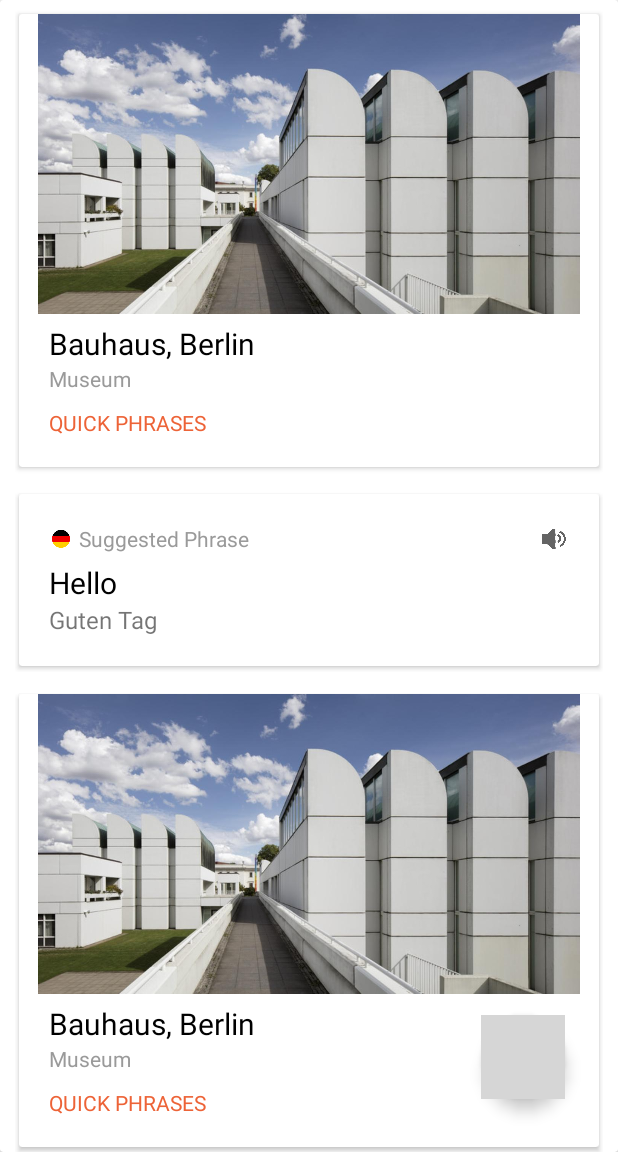
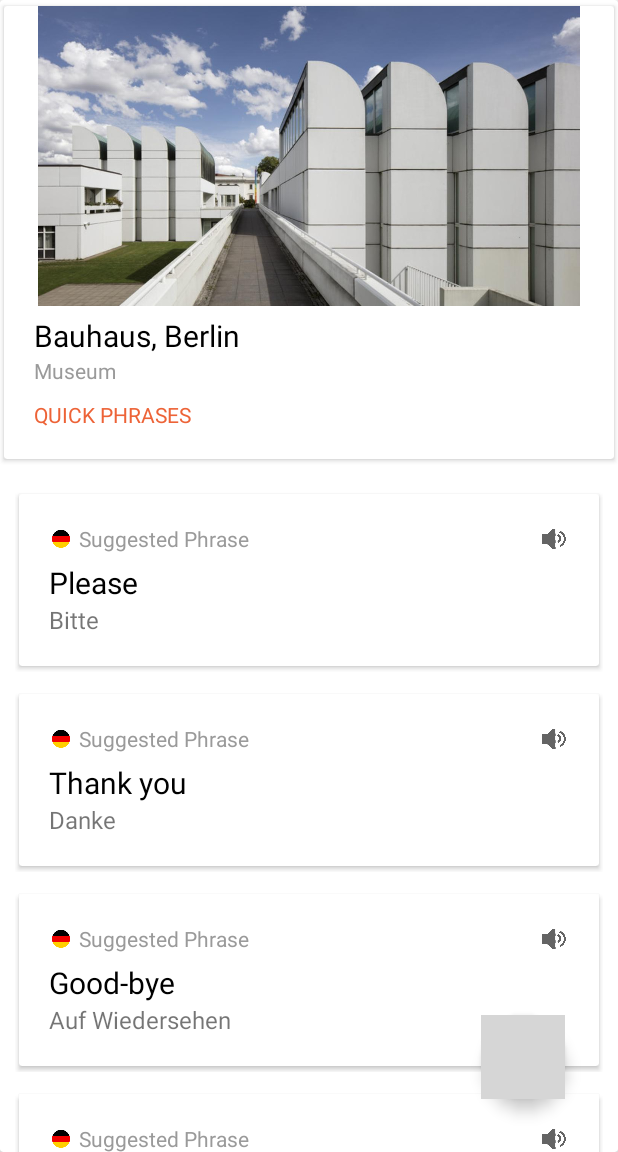
Before and after one commit to TourKing/TourKingAndroid, an Android app: the ToPage screen opened directly, with no data from a screen before it, on a phone screen of 412 x 824 dp, the part 84-1236 px from its top. Run offline under Robolectric (Android 15) with nearby library versions, the phone set to English and light mode, and no system bars; libraries missing offline, so code that uses them is left out: com.google.cloud.translate; grey boxes are pictures that could not be loaded.

Commit message:
suggested card displays only once

```diff
--- a/TK/app/src/main/java/com/holly/tourking/ToPhraseAdapter.java
+++ b/TK/app/src/main/java/com/holly/tourking/ToPhraseAdapter.java
@@ -1,11 +1,13 @@
 package com.holly.tourking;
 
 import android.content.Context;
+import android.support.v7.widget.CardView;
 import android.support.v7.widget.RecyclerView;
 import android.view.LayoutInflater;
 import android.view.View;
 import android.view.ViewGroup;
 import android.widget.ImageButton;
+import android.widget.ImageView;
 import android.widget.RelativeLayout;
 import android.widget.TextView;
 import android.widget.Toast;
@@ -19,19 +21,35 @@ import java.util.List;
  * Created by Lucy on 08/03/2018.
  */
 
-public class ToPhraseAdapter extends RecyclerView.Adapter<ToPhraseAdapter.MyViewHolder> {
+public class ToPhraseAdapter extends RecyclerView.Adapter<RecyclerView.ViewHolder> {
     private Context mContext;
     private List<Phrase> phrases;
 
-    public class MyViewHolder extends RecyclerView.ViewHolder {
+    public class PhraseViewHolder extends RecyclerView.ViewHolder {
+        public CardView cv;
         public TextView phrase, translation;
         public ImageButton speakButton;
 
-        public MyViewHolder(View view) {
+        public PhraseViewHolder(View view) {
             super(view);
             phrase = (TextView) view.findViewById(R.id.phrase);
             translation = (TextView) view.findViewById(R.id.translation);
             speakButton = (ImageButton) itemView.findViewById(R.id.SpeakButton);
+        }
+
+
+    }
+    public class SuggestedViewHolder extends RecyclerView.ViewHolder {
+        public CardView cv;
+        public TextView phrase, translation, quick;
+        public ImageView image;
+
+        public SuggestedViewHolder(View view) {
+            super(view);
+            phrase = (TextView) view.findViewById(R.id.phrase2);
+            translation = (TextView) view.findViewById(R.id.translation2);
+            quick = (TextView) view.findViewById(R.id.quick);
+            image = (ImageView) view.findViewById(R.id.museum);
         }
     }
 
@@ -41,24 +59,48 @@ public class ToPhraseAdapter extends RecyclerView.Adapter<ToPhraseAdapter.MyView
         this.phrases = phrases;
     }
 
+    private final int STATIC_CARD = 0;
+    private final int DYNAMIC_CARD = 1;
+
     @Override
-    public MyViewHolder onCreateViewHolder(ViewGroup parent, int viewType) {
-        View itemView = LayoutInflater.from(parent.getContext()).inflate(R.layout.phrases_page, parent, false);
-        return new MyViewHolder(itemView);
+    public int getItemViewType(int position) {
+        if(position == 0) {
+            return STATIC_CARD;
+        } else {
+            return DYNAMIC_CARD;
+        }
     }
 
     @Override
-    public void onBindViewHolder(final MyViewHolder holder, int position) {
+    public RecyclerView.ViewHolder onCreateViewHolder(ViewGroup parent, int viewType) {
+        View view;
+        if(getItemViewType(viewType) == STATIC_CARD){
+            view = LayoutInflater.from(parent.getContext()).inflate(R.layout.suggested_card, parent, false);
+            return new SuggestedViewHolder(view);
+        } else{
+            View itemView = LayoutInflater.from(parent.getContext()).inflate(R.layout.phrases_page, parent, false);
+            return new PhraseViewHolder(itemView);
+        }
+    }
+
+    @Override
+    public void onBindViewHolder(final RecyclerView.ViewHolder holder, int position) {
         final Phrase phrase = phrases.get(position);
-        holder.phrase.setText(phrase.phrase);
-        holder.translation.setText(phrase.translation);
-        holder.speakButton.setOnClickListener(new View.OnClickListener() {
-            @Override
-            public void onClick(View view){
-                MainActivity.beenWaiting(phrase.translation, 1);
-            }
-        });
+
+        if (getItemViewType(position) == DYNAMIC_CARD) {
+            PhraseViewHolder mHolder = (PhraseViewHolder) holder;
+
+            mHolder.phrase.setText(phrase.phrase);
+            mHolder.translation.setText(phrase.translation);
+            mHolder.speakButton.setOnClickListener(new View.OnClickListener() {
+                @Override
+                public void onClick(View view) {
+                    MainActivity.beenWaiting(phrase.translation, 1);
+                }
+            });
+        }
     }
+
 
     @Override
     public int getItemCount() {
--- a/TK/app/src/main/res/layout/phrases_page.xml
+++ b/TK/app/src/main/res/layout/phrases_page.xml
@@ -1,5 +1,5 @@
 <?xml version="1.0" encoding="utf-8"?>
-<RelativeLayout
+<LinearLayout
     xmlns:android="http://schemas.android.com/apk/res/android"
     xmlns:app="http://schemas.android.com/apk/res-auto"
     android:layout_width="match_parent"
@@ -10,76 +10,12 @@
     android:layout_marginTop="5dp"
     android:layout_marginBottom="5dp"
     >
-
-    <RelativeLayout
-        android:layout_width="match_parent"
-        android:layout_height="match_parent"
-        android:orientation="vertical">
-
-        <android.support.v7.widget.CardView
-            android:layout_width="match_parent"
-            android:layout_height="wrap_content"
-            android:id="@+id/cv2"
-            android:layout_marginBottom="10dp"
-            app:cardUseCompatPadding="true">
-
-            <RelativeLayout
-                android:layout_width="match_parent"
-                android:layout_height="wrap_content"
-                android:paddingBottom="20dp"
-                >
-
-                <ImageView
-                    android:id="@+id/museum"
-                    android:layout_width="wrap_content"
-                    android:layout_height="200dp"
-                    android:src="@drawable/bauhaus" />
-
-                <TextView
-                    android:id="@+id/phrase2"
-                    android:layout_width="wrap_content"
-                    android:layout_height="wrap_content"
-                    android:textSize="20sp"
-                    android:textColor="#000000"
-                    android:paddingTop="6dp"
-                    android:text="Bauhaus, Berlin"
-                    android:layout_below="@id/museum"
-                    android:paddingLeft="20dp"
-                    android:paddingRight="20dp"/>
-
-                <TextView
-                android:id="@+id/translation2"
-                android:layout_width="wrap_content"
-                android:layout_height="wrap_content"
-                android:layout_below="@id/phrase2"
-                android:text="Museum"
-                android:textSize="14sp"
-                android:textColor="#9a9a9a"
-                    android:paddingLeft="20dp"
-                    android:paddingRight="20dp"/>
-
-                <TextView
-                    android:layout_width="wrap_content"
-                    android:layout_height="wrap_content"
-                    android:layout_below="@id/translation2"
-                    android:text="QUICK PHRASES"
-                    android:textSize="14sp"
-                    android:textColor="#ed6337"
-                    android:paddingTop="10dp"
-                    android:paddingLeft="20dp"
-                    android:paddingRight="20dp"
-                    />
-
-            </RelativeLayout>
-        </android.support.v7.widget.CardView>
-
         <android.support.v7.widget.CardView
             android:layout_width="match_parent"
             android:layout_height="wrap_content"
             android:id="@+id/cv"
             android:padding="10dp"
-            app:cardUseCompatPadding="true"
-            android:layout_below="@id/cv2">
+            app:cardUseCompatPadding="true">
 
             <RelativeLayout
                 android:id = "@+id/cards"
@@ -137,7 +73,4 @@
         </android.support.v7.widget.CardView>
 
 
-    </RelativeLayout>
-
-
-</RelativeLayout>
+</LinearLayout>
--- /dev/null
+++ b/TK/app/src/main/res/layout/suggested_card.xml
@@ -0,0 +1,66 @@
+<?xml version="1.0" encoding="utf-8"?>
+<LinearLayout
+        xmlns:android="http://schemas.android.com/apk/res/android"
+        xmlns:app="http://schemas.android.com/apk/res-auto"
+        android:layout_width="match_parent"
+        android:layout_height="wrap_content"
+        android:orientation="vertical">
+
+    <android.support.v7.widget.CardView
+        android:layout_width="match_parent"
+        android:layout_height="wrap_content"
+        android:id="@+id/suggested_card"
+        android:layout_marginBottom="10dp"
+        app:cardUseCompatPadding="true">
+
+        <RelativeLayout
+            android:layout_width="match_parent"
+            android:layout_height="wrap_content"
+            android:paddingBottom="20dp"
+            >
+
+            <ImageView
+                android:id="@+id/museum"
+                android:layout_width="wrap_content"
+                android:layout_height="200dp"
+                android:src="@drawable/bauhaus" />
+
+            <TextView
+                android:id="@+id/phrase2"
+                android:layout_width="wrap_content"
+                android:layout_height="wrap_content"
+                android:textSize="20sp"
+                android:textColor="#000000"
+                android:paddingTop="6dp"
+                android:text="Bauhaus, Berlin"
+                android:layout_below="@id/museum"
+                android:paddingLeft="20dp"
+                android:paddingRight="20dp"/>
+
+            <TextView
+                android:id="@+id/translation2"
+                android:layout_width="wrap_content"
+                android:layout_height="wrap_content"
+                android:layout_below="@id/phrase2"
+                android:text="Museum"
+                android:textSize="14sp"
+                android:textColor="#9a9a9a"
+                android:paddingLeft="20dp"
+                android:paddingRight="20dp"/>
+
+            <TextView
+                android:id="@+id/quick"
+                android:layout_width="wrap_content"
+                android:layout_height="wrap_content"
+                android:layout_below="@id/translation2"
+                android:text="QUICK PHRASES"
+                android:textSize="14sp"
+                android:textColor="#ed6337"
+                android:paddingTop="10dp"
+                android:paddingLeft="20dp"
+                android:paddingRight="20dp"
+                />
+
+        </RelativeLayout>
+    </android.support.v7.widget.CardView>
+</LinearLayout>
```
Also changed, not shown: TK/app/src/main/java/com/holly/tourking/FromPhraseAdapter.java (+58 -17 lines), TK/app/src/main/java/com/holly/tourking/SettingsPage.java (added, +38 -0 lines), TK/app/src/main/res/layout/settings_layout.xml (added, +20 -0 lines).
